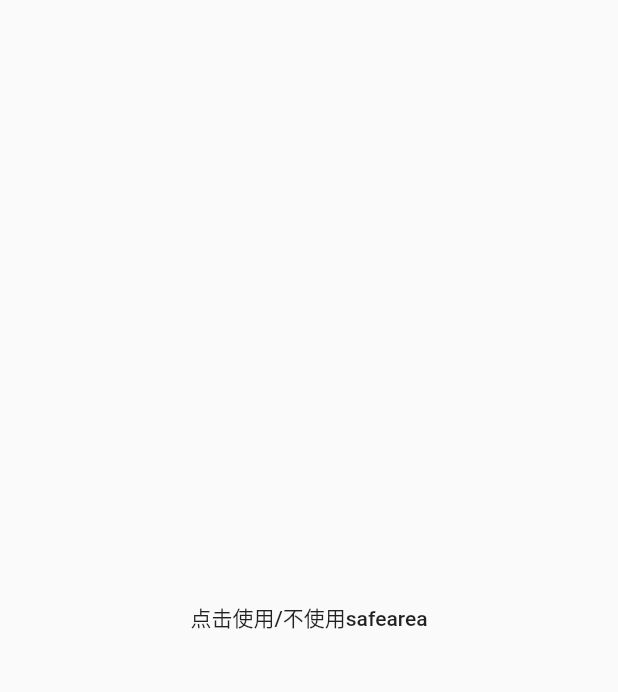
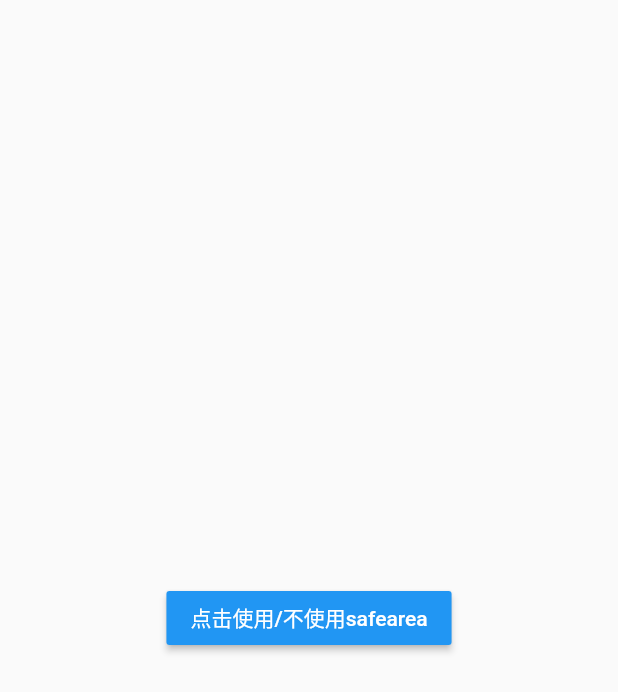
Before and after one commit to WangYantao/flutterdemos, a Flutter app: the screen it shows after launch, after a tap on "SafeArea", on a phone screen of 412 x 824 dp. Shown: the top 692 px of the screen. Run offline on Flutter 3.47's test engine with Material 2 defaults, Android fonts, the phone set to English and light mode, and no system bars.

Commit message:
按钮添加颜色

```diff
--- a/lib/widgets/safearea.dart
+++ b/lib/widgets/safearea.dart
@@ -41,8 +41,10 @@ class Content extends StatelessWidget {
       body: Center(
         child: MaterialButton(
             onPressed: shareWidget.changeUseSafeArea,
+            color: Colors.blue,
             child: Text(
               '点击使用/不使用safearea',
+              style: TextStyle(color: Colors.white),
             )),
       ),
     );
```
